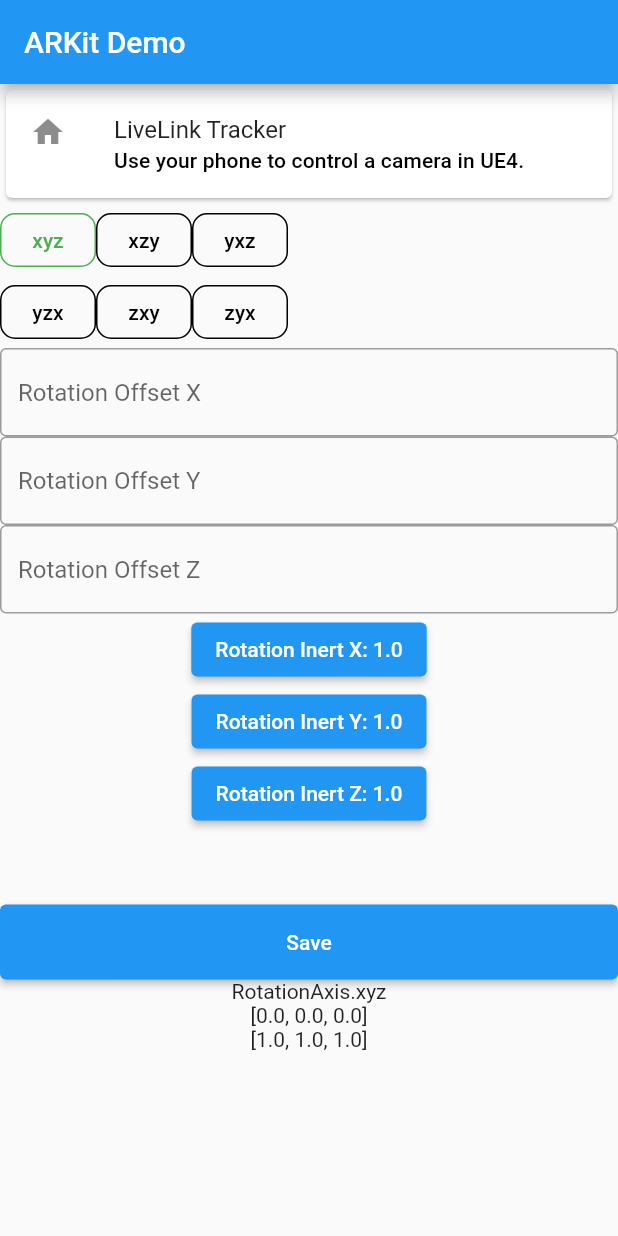
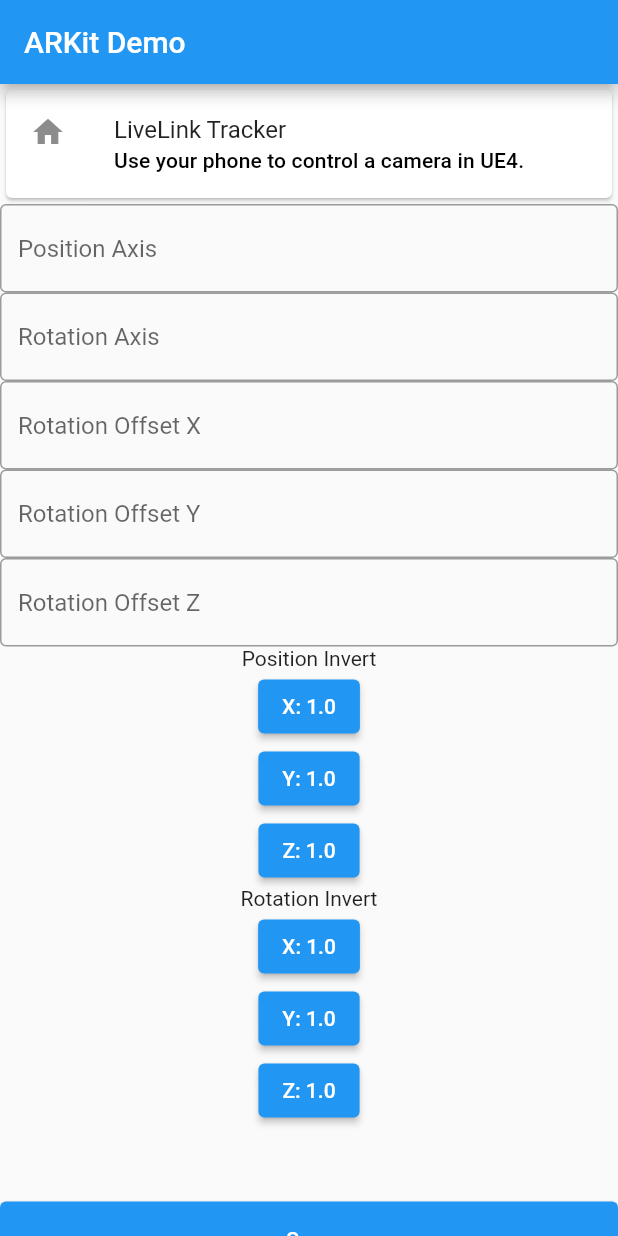
Before and after one commit to pstoebenau/phone_tracker, a Flutter app: the screen it shows after launch, after a tap on "Save", on a phone screen of 412 x 824 dp. Run offline on Flutter 3.47's test engine with Material 2 defaults, Android fonts, the phone set to English and light mode, and no system bars; missing offline and left inert: arkit_plugin, dart:ffi, udp.

Commit message:
Fully working tracker

```diff
--- a/lib/hello_world.dart
+++ b/lib/hello_world.dart
@@ -27,31 +27,48 @@
 
 	void updateTransform() async {
     Settings settings = context.read<Settings>();
-    RotationAxis rotationAxis = settings.rotationAxis;
+    String positionAxis = settings.positionAxis;
+    Vector3 posMult = Vector3.array(settings.posMult);
+    String rotationAxis = settings.rotationAxis;
     Vector3 rotOffset = Vector3.array(settings.rotOffset).scaled(math.pi/180);
     Vector3 rotMult = Vector3.array(settings.rotMult);
 
 		Matrix4? mat = await arkitController.pointOfViewTransform();
 		if (mat != null) {
 			position = mat.getTranslation().scaled(100);
-			position.multiply(Vector3(1, 1, -1));
+      if (positionAxis == "xzy") {
+        position = Vector3(position.x, position.z, position.y);
+      }
+      else if (positionAxis == "yxz") {
+        position = Vector3(position.y, position.x, position.z);
+      }
+      else if (positionAxis == "yzx") {
+        position = Vector3(position.y, position.z, position.x);
+      }
+      else if (positionAxis == "zxy") {
+        position = Vector3(position.z, position.x, position.y);
+      }
+      else if (positionAxis == "zyx") {
+        position = Vector3(position.z, position.y, position.x);
+      }
+      position.multiply(posMult);
+
 			quaternion = Quaternion.fromRotation(mat.getRotation());
-
 			Vector3 rot = QuaternionToEuler(quaternion);
       Vector3 UE4Rot = Vector3(rot.x, rot.y, rot.z);
-      if (rotationAxis == RotationAxis.xzy) {
+      if (rotationAxis == "xzy") {
         UE4Rot = Vector3(rot.x, rot.z, rot.y);
       }
-      else if (rotationAxis == RotationAxis.yxz) {
+      else if (rotationAxis == "yxz") {
         UE4Rot = Vector3(rot.y, rot.x, rot.z);
       }
-      else if (rotationAxis == RotationAxis.yzx) {
+      else if (rotationAxis == "yzx") {
         UE4Rot = Vector3(rot.y, rot.z, rot.x);
       }
-      else if (rotationAxis == RotationAxis.zxy) {
+      else if (rotationAxis == "zxy") {
         UE4Rot = Vector3(rot.z, rot.x, rot.y);
       }
-      else if (rotationAxis == RotationAxis.zyx) {
+      else if (rotationAxis == "zyx") {
         UE4Rot = Vector3(rot.z, rot.y, rot.x);
       }
       UE4Rot.add(rotOffset);
--- a/lib/main.dart
+++ b/lib/main.dart
@@ -27,8 +27,7 @@
       appBar: AppBar(
         title: const Text('ARKit Demo'),
       ),
-      body: Column(
-        mainAxisSize: MainAxisSize.min,
+      body: ListView(
         children: [
           SampleItem(item: samples[0]),
           SettingsForm(),
@@ -81,62 +80,44 @@
 }
 
 class SettingsFormState extends State<SettingsForm> {
-  int rotationAxis = 0;
+  String positionAxis = "xyz";
+  String rotationAxis = "xyz";
   double rotOffsetX = 0;
   double rotOffsetY = 0;
   double rotOffsetZ = 0;
+  double posMultX = 1;
+  double posMultY = 1;
+  double posMultZ = 1;
   double rotMultX = 1;
   double rotMultY = 1;
   double rotMultZ = 1;
 
   void saveFormToProvider() {
     Settings settings = context.read<Settings>();
+    settings.setPositionAxis(positionAxis);
     settings.setRotationAxis(rotationAxis);
     settings.setRotOffset(rotOffsetX, rotOffsetY, rotOffsetZ);
     settings.setRotMult(rotMultX, rotMultY, rotMultZ);
-  }
-
-  Widget CustomRadioButton(String text, int index) {
-    return OutlinedButton(
-      onPressed: () {
-        setState(() {
-          rotationAxis = index;
-        });
-      },
-      child: Text(
-        text,
-        style: TextStyle(
-          color: (rotationAxis == index) ? Colors.green : Colors.black,
-        ),
-      ),
-      style: OutlinedButton.styleFrom(
-        shape: RoundedRectangleBorder(borderRadius: BorderRadius.circular(10)),
-        side: BorderSide(color: (rotationAxis == index) ? Colors.green : Colors.black),
-      )
-    );
+    settings.setPosMult(posMultX, posMultY, posMultZ);
   }
 
   @override
   Widget build(BuildContext context) {
     return Column(
       children: [
-        Column(
-          children: [
-            Row(
-              children: [
-                CustomRadioButton("xyz", 0),
-                CustomRadioButton("xzy", 1),
-                CustomRadioButton("yxz", 2),
-              ],
-            ),
-            Row(
-              children: [
-                CustomRadioButton("yzx", 3),
-                CustomRadioButton("zxy", 4),
-                CustomRadioButton("zyx", 5),
-              ],
-            )
-          ],
+        TextField(
+          onChanged:(value) => positionAxis = value,
+          decoration: const InputDecoration(
+            border: OutlineInputBorder(),
+            hintText: "Position Axis",
+          ),
+        ),
+        TextField(
+          onChanged:(value) => rotationAxis = value,
+          decoration: const InputDecoration(
+            border: OutlineInputBorder(),
+            hintText: "Rotation Axis",
+          ),
         ),
         TextField(
           onChanged:(value) => rotOffsetX = double.parse(value),
@@ -159,23 +140,43 @@
             hintText: "Rotation Offset Z",
           ),
         ),
+        const Text("Position Invert"),
+        ElevatedButton(
+          onPressed: () => setState(() {
+            posMultX *= -1;
+          }),
+          child: Text("X: ${posMultX}"),
+        ),
+        ElevatedButton(
+          onPressed: () => setState(() {
+            posMultY *= -1;
+          }),
+          child: Text("Y: ${posMultY}"),
+        ),
+        ElevatedButton(
+          onPressed: () => setState(() {
+            posMultZ *= -1;
+          }),
+          child: Text("Z: ${posMultZ}"),
+        ),
+        const Text("Rotation Invert"),
         ElevatedButton(
           onPressed: () => setState(() {
             rotMultX *= -1;
           }),
-          child: Text("Rotation Inert X: ${rotMultX}"),
+          child: Text("X: ${rotMultX}"),
         ),
         ElevatedButton(
           onPressed: () => setState(() {
             rotMultY *= -1;
           }),
-          child: Text("Rotation Inert Y: ${rotMultY}"),
+          child: Text("Y: ${rotMultY}"),
         ),
         ElevatedButton(
           onPressed: () => setState(() {
             rotMultZ *= -1;
           }),
-          child: Text("Rotation Inert Z: ${rotMultZ}"),
+          child: Text("Z: ${rotMultZ}"),
         ),
         const SizedBox(height: 50),
         SizedBox(
@@ -186,7 +187,9 @@
             child: const Text("Save"),
           ),
         ),
-        Text("${context.watch<Settings>().rotationAxis}"),
+        Text(context.watch<Settings>().positionAxis),
+        Text("${context.watch<Settings>().posMult}"),
+        Text(context.watch<Settings>().rotationAxis),
         Text("${context.watch<Settings>().rotOffset}"),
         Text("${context.watch<Settings>().rotMult}"),
       ],
--- a/lib/providers/settings_provider.dart
+++ b/lib/providers/settings_provider.dart
@@ -10,12 +10,24 @@
 }
 
 class Settings with ChangeNotifier {
-  RotationAxis rotationAxis = RotationAxis.xyz;
+  String positionAxis = "xyz";
+  String rotationAxis = "xyz";
   List<double> rotOffset = [0, 0, 0];
   List<double> rotMult = [1, 1, 1];
+  List<double> posMult = [1, 1, 1];
 
-  void setRotationAxis(int index) {
-    rotationAxis = RotationAxis.values[index];
+  void setPositionAxis(String value) {
+    positionAxis = value;
+    notifyListeners();
+  }
+
+  void setRotationAxis(String value) {
+    rotationAxis = value;
+    notifyListeners();
+  }
+
+  void setPosMult(double x, double y, double z) {
+    posMult = [x, y, z];
     notifyListeners();
   }
 
```
